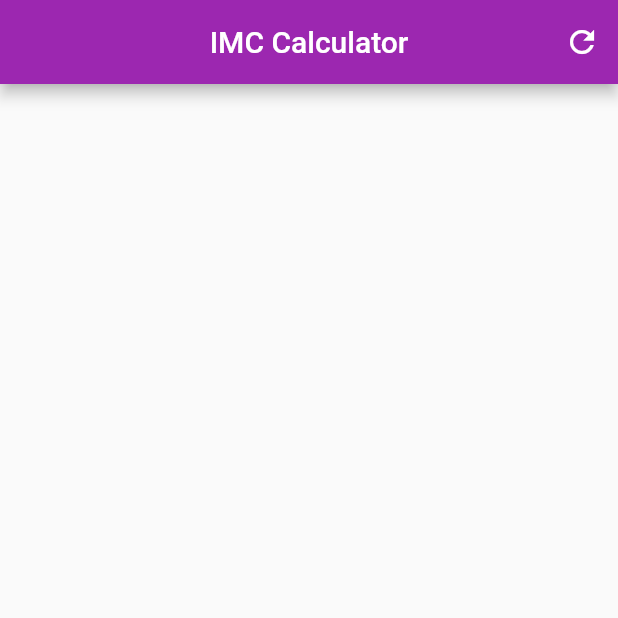
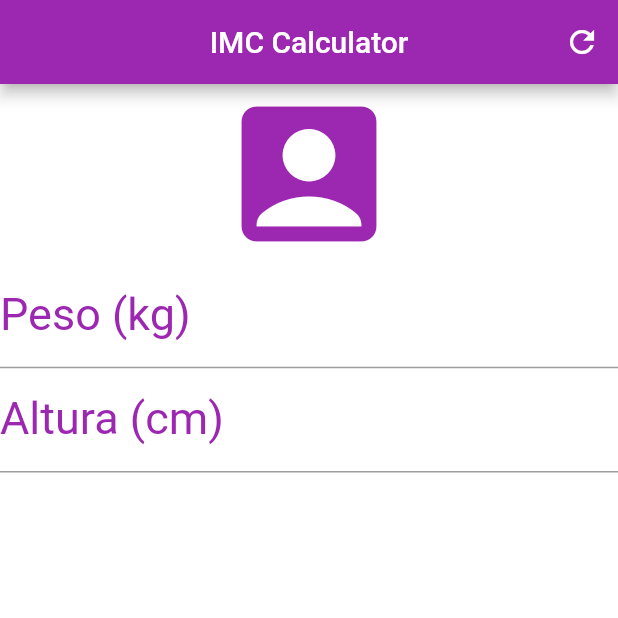
Before and after one commit to Eduardo-ops/ImcCalculator, a Flutter app: the screen it shows after launch, on a phone screen of 412 x 824 dp, the top half of it. Run offline on Flutter 3.47's test engine with Material 2 defaults, Android fonts, the phone set to English and light mode, and no system bars.

Commit message:
Adicionado icones e botoes

```diff
--- a/lib/main.dart
+++ b/lib/main.dart
@@ -30,6 +30,34 @@ class _HomeState extends State<Home> {
           )
         ],
       ),
+      backgroundColor: Colors.white, // Adionando cor do fundo geral do app.
+      // padronizando o body como coluna, ou seja, nossa estrutura será um coluna vertical.s
+      body: Column(
+        crossAxisAlignment: CrossAxisAlignment
+            .stretch, // Posicionando no centro o eixo cruzado.
+        children: <Widget>[
+          // Adicionado um widge do tipo Icon.
+          Icon(
+            Icons.account_box_rounded,
+            size: 120,
+            color: Colors.purple,
+          ),
+          // adicionado um widget do tipo textField, um campo de digitação que recebe valor númerico.
+          TextField(
+              keyboardType: TextInputType.number,
+              decoration: InputDecoration(
+                  labelText: "Peso (kg)",
+                  labelStyle: TextStyle(color: Colors.purple, fontSize: 30.0))),
+          TextField(
+              keyboardType: TextInputType.number,
+              decoration: InputDecoration(
+                  labelText: "Altura (cm)",
+                  labelStyle: TextStyle(
+                    color: Colors.purple,
+                    fontSize: 30.0,
+                  )))
+        ],
+      ),
     );
   }
 }
```
